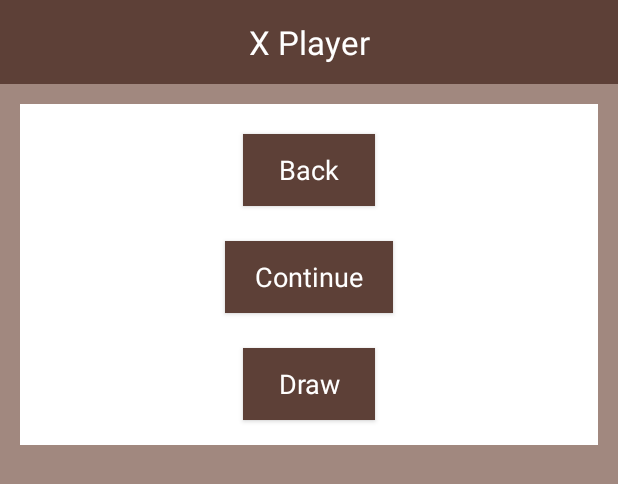
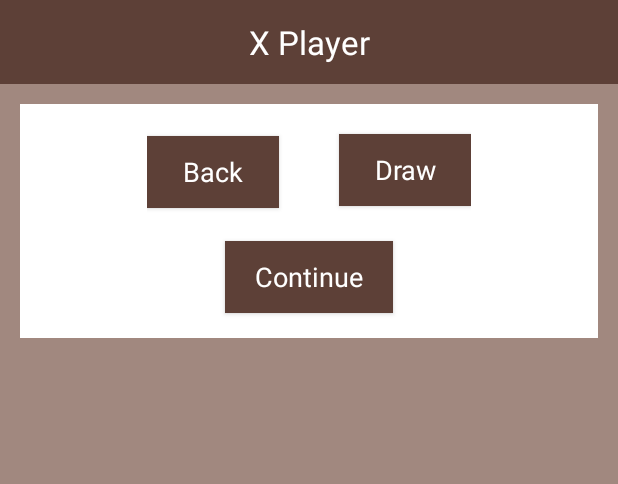
Before and after one commit to mongoose700/HRBunnies182, an Android app: the layout player_hand.xml on its own in the app's theme, with its tools: preview values and no code run, on a phone screen of 412 x 824 dp. Shown: the top 484 px of the screen. Run offline under Robolectric (Android 15) with nearby library versions, the phone set to English and light mode, and no system bars.

Commit message:
Buttons now properly formatted in all cases

```diff
--- a/app/src/main/res/layout/player_hand.xml
+++ b/app/src/main/res/layout/player_hand.xml
@@ -65,19 +65,12 @@
         android:layout_gravity="center">
         </LinearLayout>
 
-        <Button
-            android:layout_gravity="center"
-            android:layout_height="48dp"
-            android:layout_width="wrap_content"
-            android:layout_marginTop="20px"
-            android:layout_marginBottom="15px"
-            android:paddingLeft="30px"
-            android:paddingRight="30px"
-            android:background="@color/darkBrown"
-            android:textAppearance="?android:attr/textAppearanceMedium"
-            android:textColor="@color/white"
-            android:text="Back"
-            android:id="@+id/buttonBackPlayerHand" />
+
+                <LinearLayout
+                    android:orientation="horizontal"
+                    android:layout_width="wrap_content"
+                    android:layout_height="wrap_content"
+                    android:layout_gravity="center_horizontal">
 
         <Button
             android:layout_gravity="center"
@@ -87,25 +80,42 @@
             android:layout_marginBottom="15px"
             android:paddingLeft="30px"
             android:paddingRight="30px"
+            android:layout_marginRight="30px"
             android:background="@color/darkBrown"
             android:textAppearance="?android:attr/textAppearanceMedium"
             android:textColor="@color/white"
-            android:text="Continue"
-            android:id="@+id/buttonContinuePlayerHand"/>
+            android:text="Back"
+            android:id="@+id/buttonBackPlayerHand" />
 
         <Button
-            android:layout_gravity="center"
             android:layout_height="48dp"
             android:layout_width="wrap_content"
             android:layout_marginTop="20px"
             android:layout_marginBottom="15px"
             android:paddingLeft="30px"
             android:paddingRight="30px"
+            android:layout_marginLeft="30px"
             android:background="@color/darkBrown"
             android:textAppearance="?android:attr/textAppearanceMedium"
             android:textColor="@color/white"
             android:text="Draw"
             android:id="@+id/buttonDrawCards"/>
+
+                    </LinearLayout>
+
+                <Button
+                    android:layout_gravity="center"
+                    android:layout_height="48dp"
+                    android:layout_width="wrap_content"
+                    android:layout_marginTop="20px"
+                    android:layout_marginBottom="15px"
+                    android:paddingLeft="30px"
+                    android:paddingRight="30px"
+                    android:background="@color/darkBrown"
+                    android:textAppearance="?android:attr/textAppearanceMedium"
+                    android:textColor="@color/white"
+                    android:text="Continue"
+                    android:id="@+id/buttonContinuePlayerHand"/>
 
     </LinearLayout>
     <TextView
```
